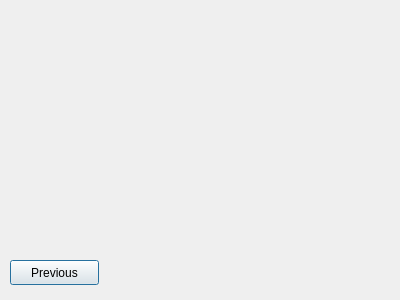
The window that screen_3.ui (ceramic-vessel-developer/message_counter) describes before a commit, drawn with Qt 5.
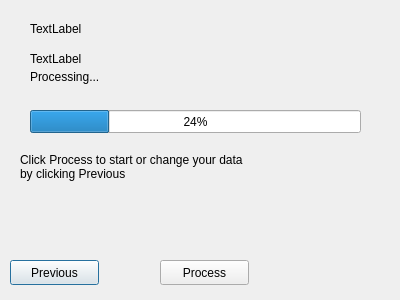
The same window after the commit.

Commit message: finishing screen3

```diff
--- a/screen_3.ui
+++ b/screen_3.ui
@@ -26,6 +26,109 @@
     <string>Previous</string>
    </property>
   </widget>
+  <widget class="QPushButton" name="process_button">
+   <property name="geometry">
+    <rect>
+     <x>160</x>
+     <y>260</y>
+     <width>89</width>
+     <height>25</height>
+    </rect>
+   </property>
+   <property name="text">
+    <string>Process</string>
+   </property>
+  </widget>
+  <widget class="QProgressBar" name="progressBar">
+   <property name="geometry">
+    <rect>
+     <x>30</x>
+     <y>110</y>
+     <width>331</width>
+     <height>23</height>
+    </rect>
+   </property>
+   <property name="value">
+    <number>24</number>
+   </property>
+  </widget>
+  <widget class="QLabel" name="processingLabel">
+   <property name="enabled">
+    <bool>true</bool>
+   </property>
+   <property name="geometry">
+    <rect>
+     <x>30</x>
+     <y>67</y>
+     <width>91</width>
+     <height>20</height>
+    </rect>
+   </property>
+   <property name="inputMethodHints">
+    <set>Qt::ImhNone</set>
+   </property>
+   <property name="text">
+    <string>Processing...</string>
+   </property>
+  </widget>
+  <widget class="QLabel" name="nameLabel">
+   <property name="geometry">
+    <rect>
+     <x>30</x>
+     <y>20</y>
+     <width>67</width>
+     <height>17</height>
+    </rect>
+   </property>
+   <property name="sizePolicy">
+    <sizepolicy hsizetype="Minimum" vsizetype="Minimum">
+     <horstretch>0</horstretch>
+     <verstretch>0</verstretch>
+    </sizepolicy>
+   </property>
+   <property name="text">
+    <string>TextLabel</string>
+   </property>
+  </widget>
+  <widget class="QLabel" name="pathLabel">
+   <property name="geometry">
+    <rect>
+     <x>30</x>
+     <y>50</y>
+     <width>67</width>
+     <height>17</height>
+    </rect>
+   </property>
+   <property name="sizePolicy">
+    <sizepolicy hsizetype="Minimum" vsizetype="Minimum">
+     <horstretch>0</horstretch>
+     <verstretch>0</verstretch>
+    </sizepolicy>
+   </property>
+   <property name="text">
+    <string>TextLabel</string>
+   </property>
+  </widget>
+  <widget class="QLabel" name="infoLabel">
+   <property name="geometry">
+    <rect>
+     <x>20</x>
+     <y>150</y>
+     <width>281</width>
+     <height>34</height>
+    </rect>
+   </property>
+   <property name="text">
+    <string>&lt;html&gt;&lt;head/&gt;&lt;body&gt;&lt;p&gt;Click Process to start or change your data &lt;br/&gt;by clicking Previous&lt;/p&gt;&lt;/body&gt;&lt;/html&gt;</string>
+   </property>
+  </widget>
+  <zorder>processingLabel</zorder>
+  <zorder>previous_button</zorder>
+  <zorder>process_button</zorder>
+  <zorder>progressBar</zorder>
+  <zorder>nameLabel</zorder>
+  <zorder>infoLabel</zorder>
+  <zorder>pathLabel</zorder>
  </widget>
  <resources/>
  <connections/>
```
The commit also changes 1 other file.
